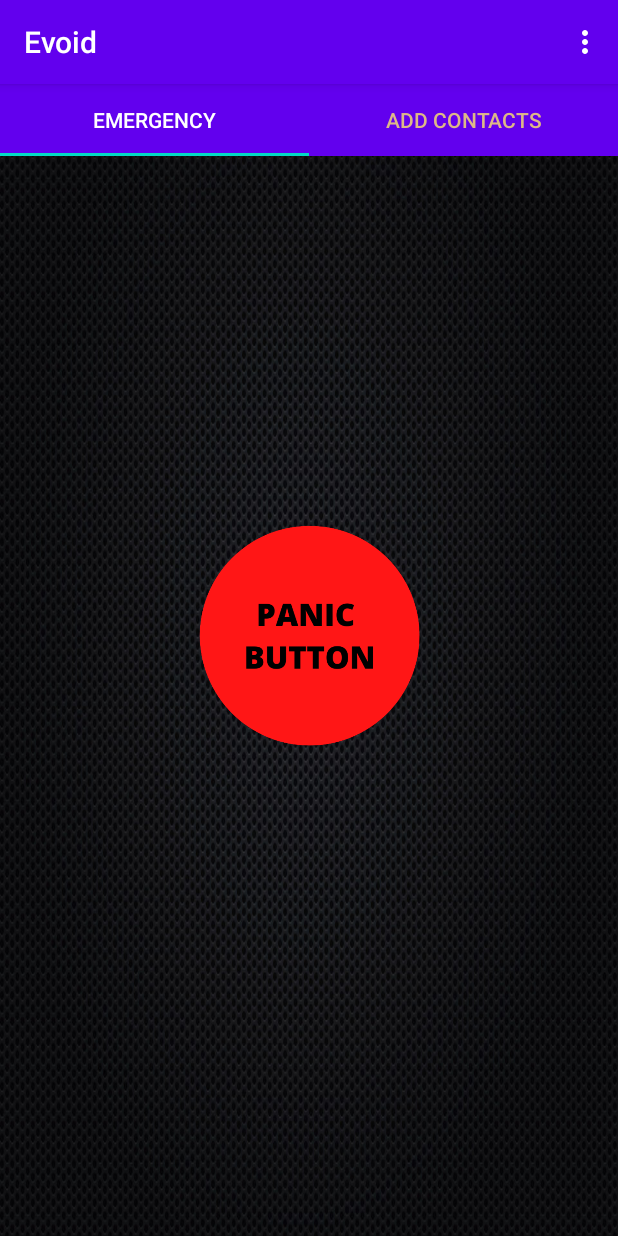
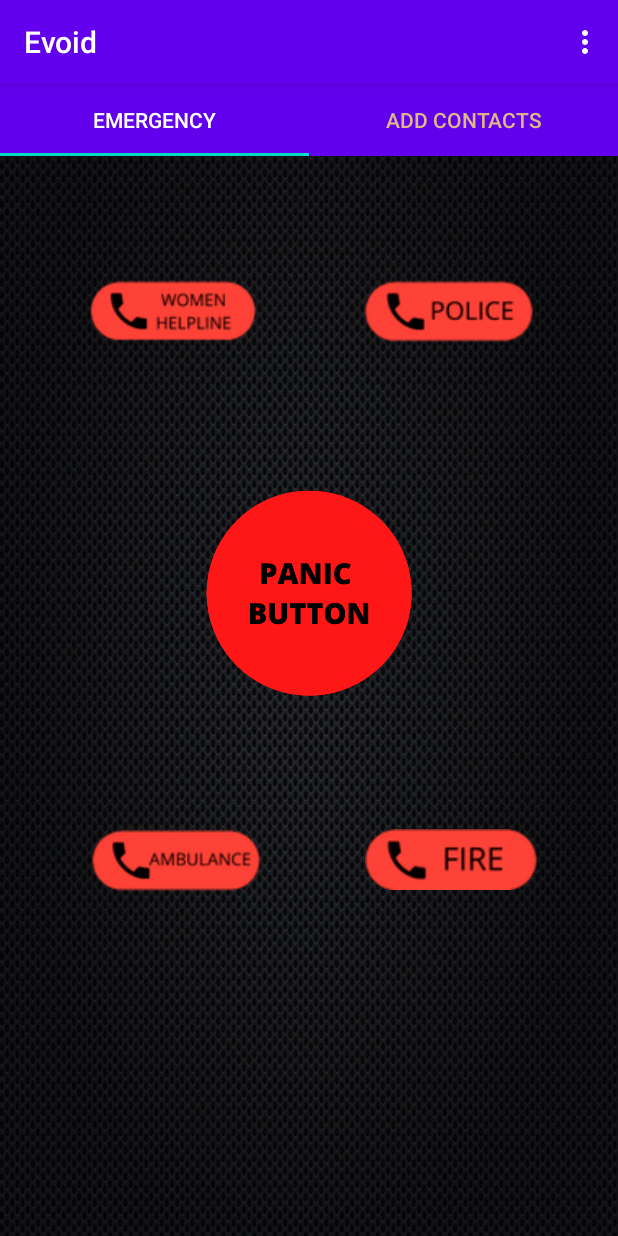
Before and after one commit to Evoid-sos/minor-project, an Android app: the screen it shows after launch once a user with an empty profile is signed in (MainActivity2), on a phone screen of 412 x 824 dp. Run offline under Robolectric (Android 15) with nearby library versions, the phone set to English and light mode, and no system bars; our stand-ins replace Firebase (no records; nobody signed in at launch, a user with empty details on screens opened directly).

Commit message:
emergency.kt emergency tab

```diff
--- a/app/src/main/AndroidManifest.xml
+++ b/app/src/main/AndroidManifest.xml
@@ -1,7 +1,8 @@
 <?xml version="1.0" encoding="utf-8"?>
 <manifest xmlns:android="http://schemas.android.com/apk/res/android"
+    xmlns:tools="http://schemas.android.com/tools"
     package="com.example.evoid">
-    <uses-permission android:name="android.permission.CALL_PHONE" />
+    <uses-permission android:name="android.permission.CALL_PHONE" tools:remove="android:maxSdkVersion"></uses-permission>
     <application
         android:allowBackup="true"
         android:icon="@mipmap/ic_launcher"
--- a/app/src/main/java/com/example/evoid/emergency.kt
+++ b/app/src/main/java/com/example/evoid/emergency.kt
@@ -18,12 +18,26 @@ class emergency : Fragment() {
         // Inflate the layout for this fragment
         val view: View = inflater!!.inflate(R.layout.fragment_emergency, container, false)
 
-        view.emergencybutton.setOnClickListener { view ->
-            val intent = Intent(Intent.ACTION_DIAL)
-            intent.data = Uri.parse("tel:0123456789")
+        view.fireHelpline.setOnClickListener { view ->
+            val intent = Intent(Intent.ACTION_CALL)
+            intent.data = Uri.parse("tel:9560983181")
             startActivity(intent)
         }
-
+        view.womenHelpline.setOnClickListener { view ->
+            val intent = Intent(Intent.ACTION_CALL)
+            intent.data = Uri.parse("tel:9560983181")
+            startActivity(intent)
+        }
+        view.policeHelpline.setOnClickListener { view ->
+            val intent = Intent(Intent.ACTION_CALL)
+            intent.data = Uri.parse("tel:9560983181")
+            startActivity(intent)
+        }
+        view.ambulanceHelpline.setOnClickListener { view ->
+            val intent = Intent(Intent.ACTION_CALL)
+            intent.data = Uri.parse("tel:9560983181")
+            startActivity(intent)
+        }
         // Return the fragment view/layout
         return view
     }
--- a/app/src/main/res/layout/activity_main2.xml
+++ b/app/src/main/res/layout/activity_main2.xml
@@ -6,20 +6,19 @@
     xmlns:app="http://schemas.android.com/apk/res-auto"
     android:background="@drawable/login_bg3"
     tools:context=".MainActivity2">
+
     <com.google.android.material.tabs.TabLayout
         android:id="@+id/tabLayout"
         android:layout_width="match_parent"
         android:layout_height="wrap_content"
         android:background="@color/colorPrimary"
-        app:tabTextColor="#DEB887"
-        app:tabSelectedTextColor="#ffffff">
-    </com.google.android.material.tabs.TabLayout>
+        app:tabSelectedTextColor="#ffffff"
+        app:tabTextColor="#DEB887"></com.google.android.material.tabs.TabLayout>
+
     <androidx.viewpager.widget.ViewPager
         android:id="@+id/viewPager"
-        android:layout_width="wrap_content"
-        android:layout_height="wrap_content"
-        android:layout_below="@id/tabLayout"
-        android:layout_centerInParent="true"
-        android:layout_marginTop="100dp"
+        android:layout_width="match_parent"
+        android:layout_height="match_parent"
+        android:layout_marginTop="50dp"
         tools:layout_editor_absoluteX="8dp" />
 </RelativeLayout>
--- a/app/src/main/res/layout/fragment_emergency.xml
+++ b/app/src/main/res/layout/fragment_emergency.xml
@@ -12,16 +12,71 @@
 
     <ImageView
         android:id="@+id/emergencybutton"
-        android:layout_width="151dp"
-        android:layout_height="214dp"
-        android:layout_marginStart="120dp"
-        android:layout_marginTop="163dp"
-        android:layout_marginEnd="120dp"
-        android:layout_marginBottom="344dp"
+        android:layout_width="144dp"
+        android:layout_height="141dp"
+        android:layout_marginStart="109dp"
+        android:layout_marginEnd="109dp"
+        android:layout_marginBottom="140dp"
         android:src="@drawable/emergencybutton"
         app:layout_constraintBottom_toBottomOf="parent"
         app:layout_constraintEnd_toEndOf="parent"
         app:layout_constraintStart_toStartOf="parent"
         app:layout_constraintTop_toTopOf="parent" />
 
+    <ImageView
+        android:id="@+id/fireHelpline"
+        android:layout_width="115dp"
+        android:layout_height="43dp"
+        android:layout_marginStart="34dp"
+        android:layout_marginTop="77dp"
+        android:layout_marginEnd="61dp"
+        android:layout_marginBottom="212dp"
+        android:src="@drawable/callfire"
+        app:layout_constraintBottom_toBottomOf="parent"
+        app:layout_constraintEnd_toEndOf="parent"
+        app:layout_constraintStart_toEndOf="@+id/ambulanceHelpline"
+        app:layout_constraintTop_toBottomOf="@+id/emergencybutton" />
+
+    <ImageView
+        android:id="@+id/policeHelpline"
+        android:layout_width="115dp"
+        android:layout_height="43dp"
+        android:layout_marginStart="34dp"
+        android:layout_marginTop="50dp"
+        android:layout_marginEnd="63dp"
+        android:layout_marginBottom="77dp"
+        android:src="@drawable/callpolice"
+        app:layout_constraintBottom_toTopOf="@+id/emergencybutton"
+        app:layout_constraintEnd_toEndOf="parent"
+        app:layout_constraintStart_toEndOf="@+id/womenHelpline"
+        app:layout_constraintTop_toTopOf="parent" />
+
+    <ImageView
+        android:id="@+id/ambulanceHelpline"
+        android:layout_width="115dp"
+        android:layout_height="43dp"
+        android:layout_marginStart="68dp"
+        android:layout_marginTop="77dp"
+        android:layout_marginEnd="34dp"
+        android:layout_marginBottom="212dp"
+        android:src="@drawable/callambulance"
+        app:layout_constraintBottom_toBottomOf="parent"
+        app:layout_constraintEnd_toStartOf="@+id/fireHelpline"
+        app:layout_constraintStart_toStartOf="parent"
+        app:layout_constraintTop_toBottomOf="@+id/emergencybutton" />
+
+    <ImageView
+        android:id="@+id/womenHelpline"
+        android:layout_width="115dp"
+        android:layout_height="43dp"
+        android:layout_marginStart="65dp"
+        android:layout_marginTop="50dp"
+        android:layout_marginEnd="34dp"
+        android:layout_marginBottom="77dp"
+        android:src="@drawable/womenhelpline"
+        app:layout_constraintBottom_toTopOf="@+id/emergencybutton"
+        app:layout_constraintEnd_toStartOf="@+id/policeHelpline"
+        app:layout_constraintStart_toStartOf="parent"
+        app:layout_constraintTop_toTopOf="parent" />
+
 </androidx.constraintlayout.widget.ConstraintLayout>
--- a/app/src/main/res/values/strings.xml
+++ b/app/src/main/res/values/strings.xml
@@ -150,5 +150,4 @@
                     4. Stick to well-lighted, well-traveled streets. Avoid shortcuts through
                         wooded areas, parking lots, or alleys.\n\n\n\n\n
     </string>
-    <string name="hello_blank_fragment">Hello blank fragment</string>
 </resources>
```
Also changed, not shown: app/src/main/res/drawable/callambulance.png (added), app/src/main/res/drawable/callfire.png (added), app/src/main/res/drawable/callpolice.png (added), app/src/main/res/drawable/womenhelpline.png (added).
